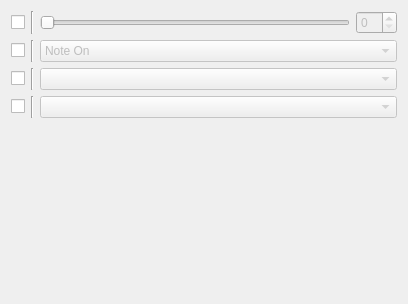
Before: the Qt Designer form SettingWidgets/midifiltersettingwidget.ui in oVooVo/FancyMidi, drawn with Qt 5.
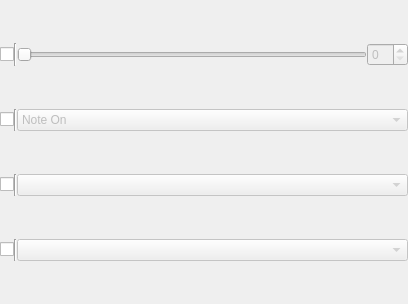
After: the same form once the commit is applied.

Patch:
```diff
--- a/SettingWidgets/midifiltersettingwidget.ui
+++ b/SettingWidgets/midifiltersettingwidget.ui
@@ -14,6 +14,12 @@
    <string>Form</string>
   </property>
   <layout class="QVBoxLayout" name="verticalLayout">
+   <property name="spacing">
+    <number>0</number>
+   </property>
+   <property name="margin">
+    <number>0</number>
+   </property>
    <item>
     <layout class="QHBoxLayout" name="horizontalLayout_3">
      <item>
@@ -175,19 +181,6 @@
      </item>
     </layout>
    </item>
-   <item>
-    <spacer name="verticalSpacer">
-     <property name="orientation">
-      <enum>Qt::Vertical</enum>
-     </property>
-     <property name="sizeHint" stdset="0">
-      <size>
-       <width>20</width>
-       <height>155</height>
-      </size>
-     </property>
-    </spacer>
-   </item>
   </layout>
  </widget>
  <resources/>
```
